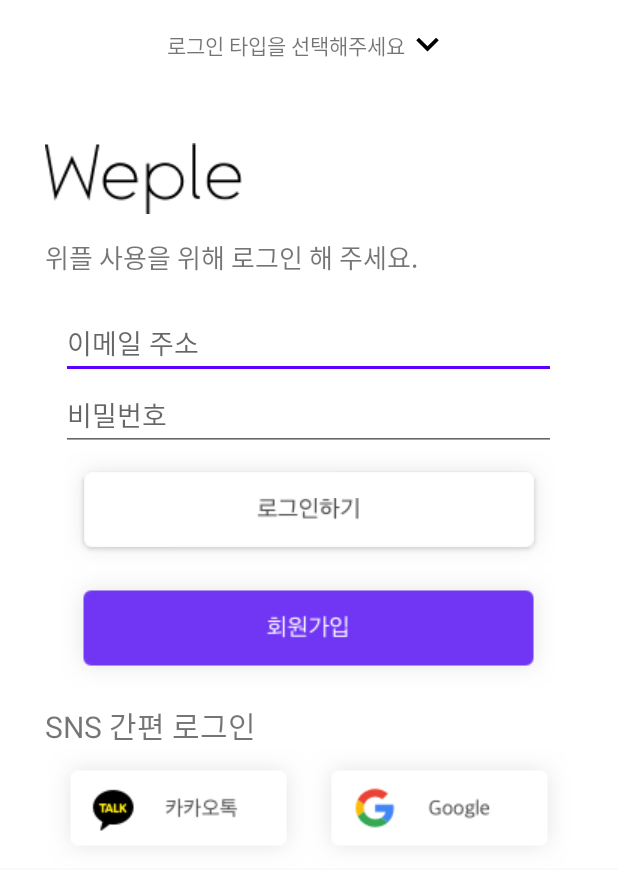
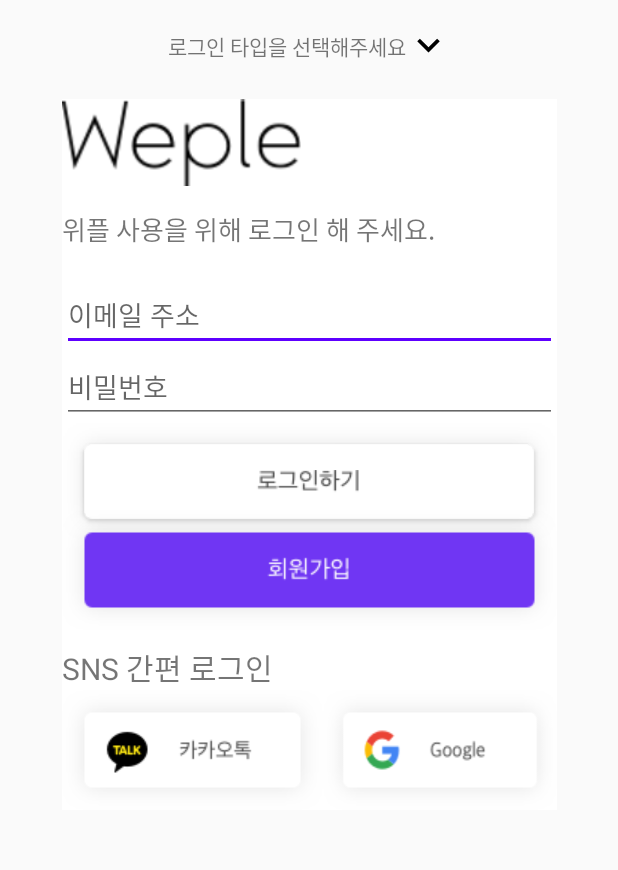
Before and after one commit to BEOKS/We_ple, an Android app: the screen it shows after launch (LoginMainActivity), on a phone screen of 412 x 824 dp. Shown: the top 870 px of the screen. Run offline under Robolectric (Android 15) with nearby library versions, the phone set to English and light mode, and no system bars; our stand-ins replace Firebase (no records; nobody signed in at launch, a user with empty details on screens opened directly); libraries missing offline, so code that uses them is left out: com.kakao.auth, com.kakao.network, com.kakao.usermgmt, com.kakao.util, javax.mail.internet; plain views replace LoginButton; 5 statements that could not run were skipped.

Commit message:
update layout file

```diff
--- a/app/src/main/res/layout/activity_empty_activity.xml
+++ b/app/src/main/res/layout/activity_empty_activity.xml
@@ -23,19 +23,28 @@
     tools:context=".Activity.LoginActivity.version02.LoginMainActivity"
     >
 
-    <LinearLayout
-        android:layout_width="match_parent"
+    <android.support.constraint.Guideline
+        android:id="@+id/loginmain_gd_top"
+        android:layout_width="wrap_content"
         android:layout_height="wrap_content"
-        android:orientation="vertical"
-        android:background="#fff">
+        android:orientation="horizontal"
+        app:layout_constraintGuide_begin="16dp" />
+
+    <android.support.constraint.Guideline
+        android:id="@+id/loginmain_gd_mid"
+        android:layout_width="wrap_content"
+        android:layout_height="wrap_content"
+        android:orientation="horizontal"
+        app:layout_constraintGuide_begin="66dp" />
 
     <LinearLayout
-            android:layout_width="match_parent"
-            android:layout_height="match_parent"
-            android:layout_marginBottom="50dp"
-            android:layout_marginTop="15dp"
+        android:layout_width="wrap_content"
+        android:layout_height="wrap_content"
         android:gravity="center_vertical|center_horizontal"
-            android:orientation="horizontal">
+        android:orientation="horizontal"
+        app:layout_constraintTop_toTopOf="@id/loginmain_gd_top"
+        app:layout_constraintLeft_toLeftOf="parent"
+        app:layout_constraintRight_toRightOf="parent">
 
         <TextView
             android:id="@+id/typeTextView"
@@ -52,20 +61,27 @@
 
     </LinearLayout>
 
+    <LinearLayout
+        android:layout_width="wrap_content"
+        android:layout_height="wrap_content"
+        android:background="#fff"
+        android:orientation="vertical"
+        app:layout_constraintTop_toTopOf="@id/loginmain_gd_mid"
+        app:layout_constraintLeft_toLeftOf="parent"
+        app:layout_constraintRight_toRightOf="parent">
+
         <ImageView
             android:id="@+id/imageView5"
-            android:layout_width="wrap_content"
-            android:layout_height="wrap_content"
+            android:layout_width="159dp"
+            android:layout_height="58dp"
             android:layout_marginBottom="15dp"
-            android:layout_marginLeft="30dp"
             android:src="@drawable/asset_logotype" />
 
         <TextView
             android:id="@+id/textView45"
-            android:layout_width="match_parent"
+            android:layout_width="wrap_content"
             android:layout_height="wrap_content"
             android:layout_marginBottom="20dp"
-            android:layout_marginLeft="30dp"
             android:text="위플 사용을 위해 로그인 해 주세요."
             android:textSize="17sp" />
 
@@ -105,22 +121,23 @@
             android:id="@+id/loginmain_loginButton"
             android:layout_width="wrap_content"
             android:layout_height="wrap_content"
-            android:background="@drawable/button_roundedbox_login"
-            android:layout_gravity="center"/>
+            android:layout_gravity="center"
+            android:layout_marginBottom="-10dp"
+            android:background="@drawable/button_roundedbox_login" />
 
         <Button
             android:id="@+id/loginmain_signUpButton"
             android:layout_width="wrap_content"
             android:layout_height="wrap_content"
+            android:layout_gravity="center"
             android:layout_marginBottom="10dp"
-            android:background="@drawable/button_roundedbox_join"
-            android:layout_gravity="center"/>
+            android:layout_marginTop="-10dp"
+            android:background="@drawable/button_roundedbox_join" />
 
         <TextView
             android:id="@+id/textView3"
-            android:layout_width="match_parent"
+            android:layout_width="wrap_content"
             android:layout_height="wrap_content"
-            android:layout_marginLeft="30dp"
             android:text="SNS 간편 로그인"
             android:textSize="20sp" />
 
@@ -135,14 +152,13 @@
                 android:layout_width="wrap_content"
                 android:layout_height="wrap_content"
                 android:background="@drawable/button_snslogin_kakaotalk"
-                android:gravity="right"/>
+                android:gravity="right" />
 
             <Button
                 android:id="@+id/loginmain_googleLoginButton"
                 android:layout_width="wrap_content"
                 android:layout_height="wrap_content"
-                android:background="@drawable/button_snslogin_google"
-                />
+                android:background="@drawable/button_snslogin_google" />
 
         </LinearLayout>
     </LinearLayout>
```
Lines whose indentation alone changed are shown as unchanged.
